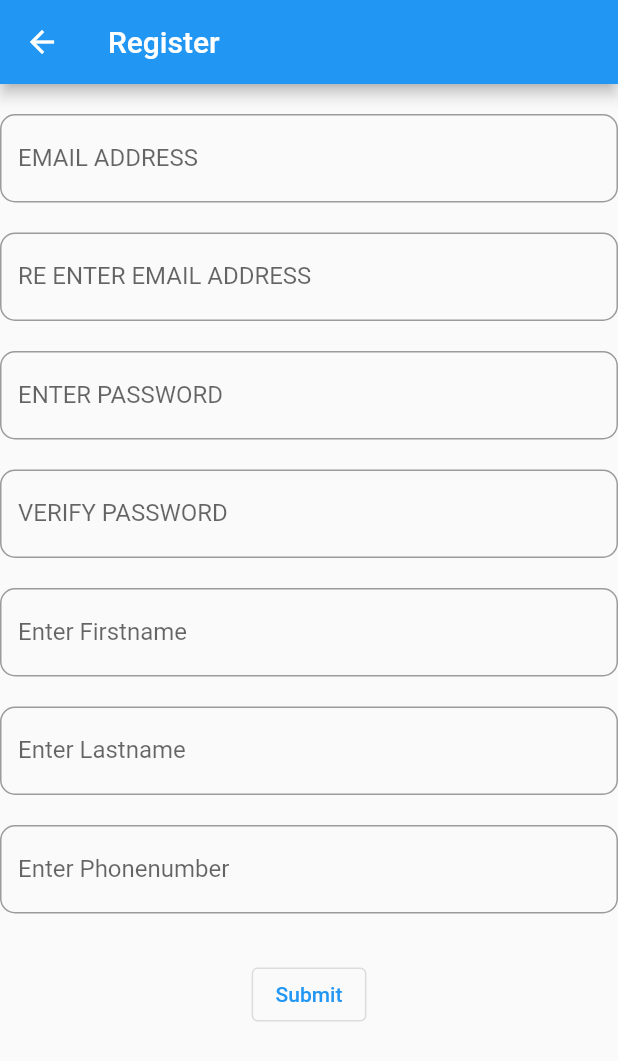
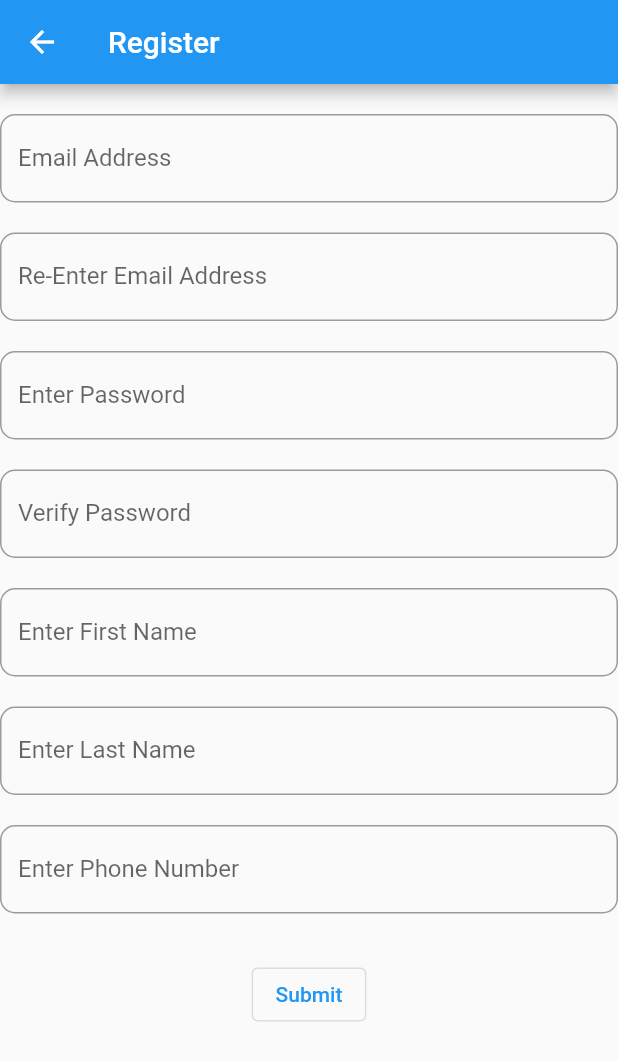
Before and after one commit to famedahossain/homework-1-flutter, a Flutter app: the screen it shows after launch, after a tap on "Register", on a phone screen of 412 x 824 dp. Shown: the top 1061 px of the screen. Run offline on Flutter 3.47's test engine with Material 2 defaults, Android fonts, the phone set to English and light mode, and no system bars; our stand-ins replace cloud_firestore, firebase_auth, firebase_core, splashscreen; accounts and stored records are empty.

```diff
--- a/lib/register.dart
+++ b/lib/register.dart
@@ -70,10 +70,10 @@ class _RegisterPageState extends State<RegisterPage> {
                   return null;
                 },
                 decoration: const InputDecoration(
-                    labelText: "EMAIL ADDRESS",
+                    labelText: "Email Address",
                     border: OutlineInputBorder(
                         borderRadius: BorderRadius.all(Radius.circular(10.0))),
-                    hintText: 'Enter Email'),
+                    hintText: 'Enter email address'),
               ),
               const SizedBox(height: 20.0),
               TextFormField(
@@ -86,10 +86,10 @@ class _RegisterPageState extends State<RegisterPage> {
                   return null;
                 },
                 decoration: const InputDecoration(
-                    labelText: "RE ENTER EMAIL ADDRESS",
+                    labelText: "Re-Enter Email Address",
                     border: OutlineInputBorder(
                         borderRadius: BorderRadius.all(Radius.circular(10.0))),
-                    hintText: 'Re-Enter Email'),
+                    hintText: 'Re-enter email address'),
               ),
               const SizedBox(height: 20.0),
               TextFormField(
@@ -102,10 +102,10 @@ class _RegisterPageState extends State<RegisterPage> {
                   return null;
                 },
                 decoration: const InputDecoration(
-                    labelText: "ENTER PASSWORD",
+                    labelText: "Enter Password",
                     border: OutlineInputBorder(
                         borderRadius: BorderRadius.all(Radius.circular(10.0))),
-                    hintText: 'Enter Password'),
+                    hintText: 'Enter password'),
               ),
               const SizedBox(height: 20.0),
               TextFormField(
@@ -118,10 +118,10 @@ class _RegisterPageState extends State<RegisterPage> {
                   return null;
                 },
                 decoration: const InputDecoration(
-                    labelText: "VERIFY PASSWORD",
+                    labelText: "Verify Password",
                     border: OutlineInputBorder(
                         borderRadius: BorderRadius.all(Radius.circular(10.0))),
-                    hintText: 'Verify Password'),
+                    hintText: 'Verify password'),
               ),
               const SizedBox(height: 20.0),
               TextFormField(
@@ -134,10 +134,10 @@ class _RegisterPageState extends State<RegisterPage> {
                   return null;
                 },
                 decoration: const InputDecoration(
-                    labelText: "Enter Firstname",
+                    labelText: "Enter First Name",
                     border: OutlineInputBorder(
                         borderRadius: BorderRadius.all(Radius.circular(10.0))),
-                    hintText: 'Enter Firstname'),
+                    hintText: 'Enter first name'),
               ),
               const SizedBox(height: 20.0),
               TextFormField(
@@ -145,15 +145,15 @@ class _RegisterPageState extends State<RegisterPage> {
                 controller: _lastnameController,
                 validator: (value) {
                   if (value == null || value.isEmpty) {
-                    return 'Lastname cannot be empty';
+                    return 'Last name cannot be empty';
                   }
                   return null;
                 },
                 decoration: const InputDecoration(
-                    labelText: "Enter Lastname",
+                    labelText: "Enter Last Name",
                     border: OutlineInputBorder(
                         borderRadius: BorderRadius.all(Radius.circular(10.0))),
-                    hintText: 'Enter Lastname'),
+                    hintText: 'Enter last name'),
               ),
               const SizedBox(height: 20.0),
               TextFormField(
@@ -161,12 +161,12 @@ class _RegisterPageState extends State<RegisterPage> {
                 controller: _phonenumberController,
                 validator: (value) {
                   if (value == null || value.isEmpty) {
-                    return 'Phonenumber cannot be empty';
+                    return 'Phone number cannot be empty';
                   }
                   return null;
                 },
                 decoration: const InputDecoration(
-                    labelText: "Enter Phonenumber",
+                    labelText: "Enter Phone Number",
                     border: OutlineInputBorder(
                         borderRadius: BorderRadius.all(Radius.circular(10.0))),
                     hintText: 'Enter phone number'),
```
Also changed, not shown: lib/admin.dart (+21 -6 lines), lib/home_view.dart (+18 -2 lines).
